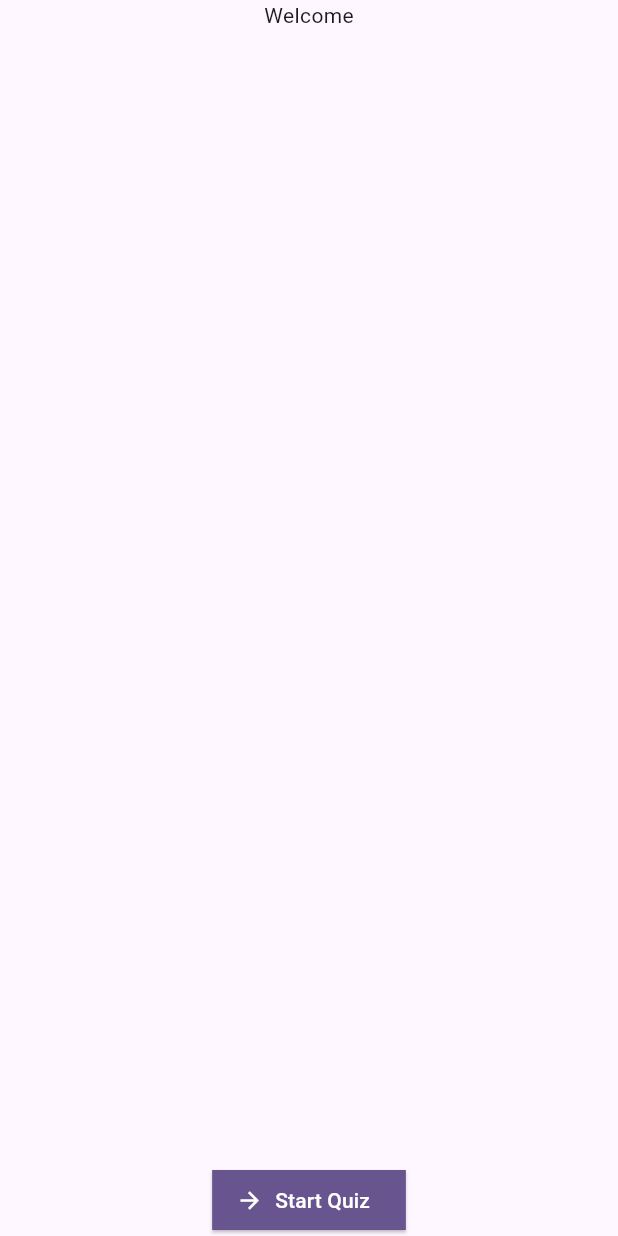
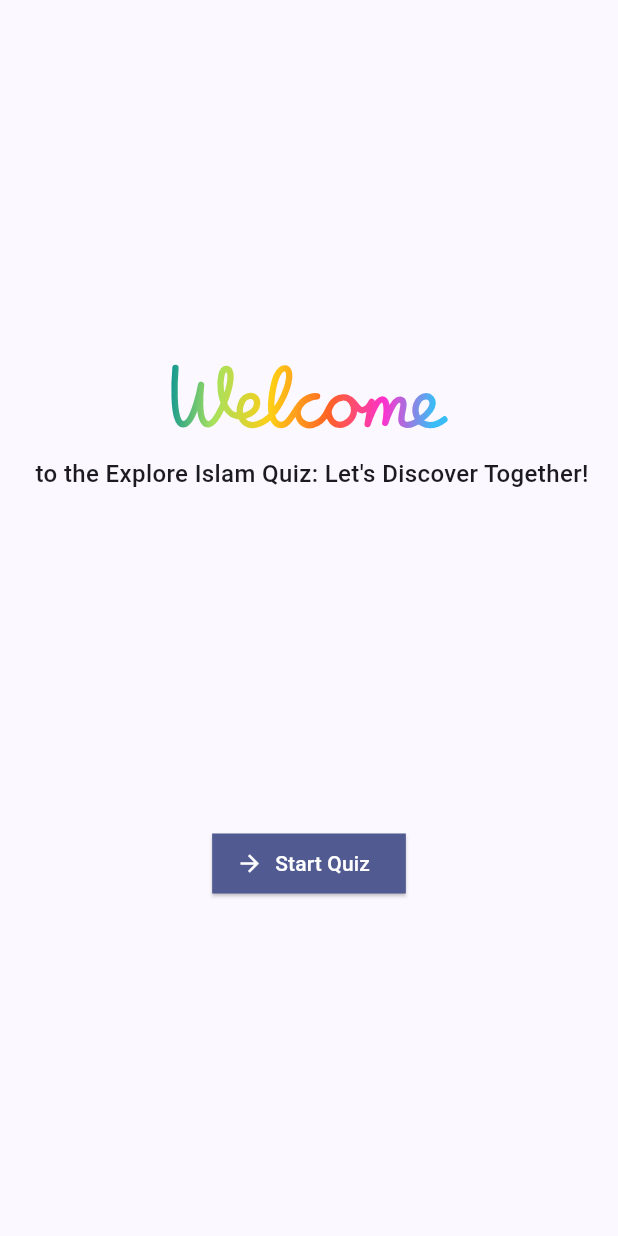
Before and after one commit to Bilawal-Mehfooz-Malik/quiz_app, a Flutter app: the screen it shows after launch, on a phone screen of 412 x 824 dp. Run offline on Flutter 3.47's test engine with Material 3 defaults, Android fonts, the phone set to English and light mode, and no system bars; our stand-ins replace go_router, lottie.

Commit message:
added category screen and made startup screen beautiful

```diff
--- a/lib/main.dart
+++ b/lib/main.dart
@@ -1,8 +1,16 @@
 import 'package:quiz_app/router.dart';
 import 'package:flutter/material.dart';
 
-final _theme =
-    ThemeData(colorScheme: ColorScheme.fromSeed(seedColor: Colors.deepPurple));
+final _theme = ThemeData(
+    colorScheme: ColorScheme.fromSeed(
+        seedColor: const Color.fromARGB(255, 33, 75, 243)));
+
+final _darkTheme = ThemeData(
+  colorScheme: ColorScheme.fromSeed(
+    brightness: Brightness.dark,
+    seedColor: const Color.fromARGB(255, 13, 42, 185),
+  ),
+);
 
 void main() {
   runApp(const MyApp());
@@ -17,6 +25,7 @@ class MyApp extends StatelessWidget {
       theme: _theme,
       title: 'Quiz App',
       routerConfig: router,
+      darkTheme: _darkTheme,
       debugShowCheckedModeBanner: false,
     );
   }
--- a/lib/screens/startup_screen.dart
+++ b/lib/screens/startup_screen.dart
@@ -1,5 +1,6 @@
 import 'package:flutter/material.dart';
 import 'package:go_router/go_router.dart';
+import 'package:lottie/lottie.dart';
 import 'package:quiz_app/screens/categories_screen.dart';
 
 class StartUpScreen extends StatelessWidget {
@@ -13,8 +14,19 @@ class StartUpScreen extends StatelessWidget {
       body: Center(
         child: Column(
           children: [
-            const Text('Welcome'),
             const Spacer(),
+            //* Header Welcome Animation and Text
+            SizedBox(
+              width: 200,
+              height: 80,
+              child: Lottie.asset('assets/animations/welcome_animation.json'),
+            ),
+            const Text(' to the Explore Islam Quiz: Let\'s Discover Together!',
+                textAlign: TextAlign.center,
+                style: TextStyle(fontSize: 16, fontWeight: FontWeight.w500)),
+            const Spacer(),
+
+            // Start Quiz Button
             ElevatedButton.icon(
               style: ElevatedButton.styleFrom(
                 shape: const RoundedRectangleBorder(),
@@ -27,6 +39,7 @@ class StartUpScreen extends StatelessWidget {
               label: const Text('Start Quiz'),
               icon: const Icon(Icons.arrow_forward),
             ),
+            const Spacer(),
           ],
         ),
       ),
```
Also changed, not shown: assets/animations/welcome_animation.json (added, +1 -0 lines), lib/data/categories_data.dart (added, +13 -0 lines), lib/screens/categories_screen.dart (+73 -2 lines), pubspec.yaml (+4 -3 lines), pubspec.lock, 2 other files.
